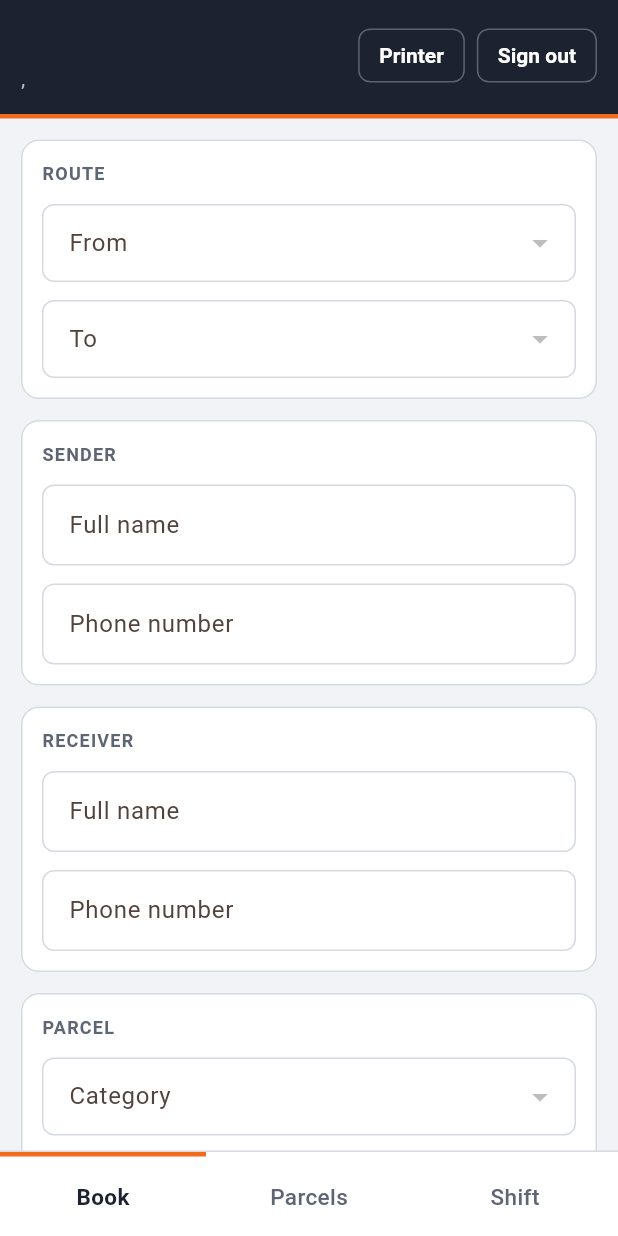
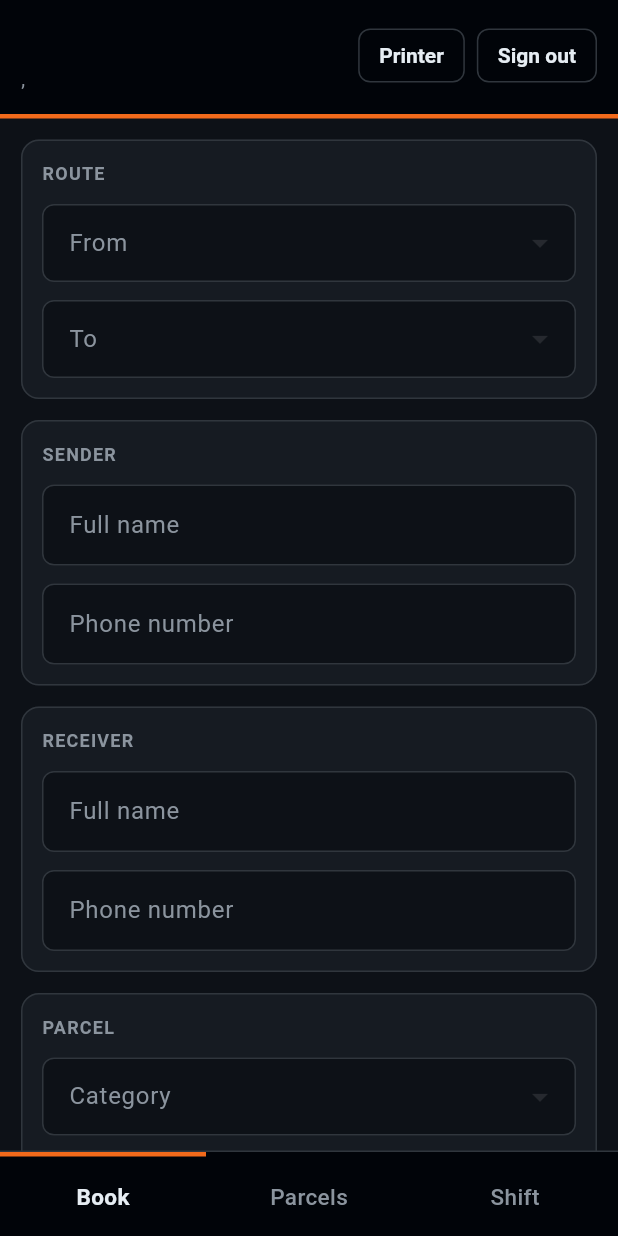
Before and after one commit to Dantehub209/Okebori_pos, a Flutter app: the screen it shows once a user with an empty profile is signed in, on a phone screen of 412 x 824 dp. Run offline on Flutter 3.47's test engine with Material 3 defaults, Android fonts, the phone set to English and light mode, and no system bars; our stand-ins replace package_info_plus, shared_preferences, supabase_flutter; missing offline and left inert: print_bluetooth_thermal; accounts and stored records are empty; network calls fail.

Commit message:
Phone app uses the admin's dark palette
One palette in theme.dart now drives both the phone app and the web
admin (AdminColors points at it). Header and bottom tabs are near-black
with the orange accent; cards, inputs, dialogs and sheets are dark; the
selected payment method uses a raised dark pill.

Co-Authored-By: Claude Opus 5.5 <noreply@anthropic.com>
Claude-Session: https://claude.ai/code/session_01PqwesME1UPwzZ3rjKU89PK

```diff
--- a/lib/screens/booking_screen.dart
+++ b/lib/screens/booking_screen.dart
@@ -460,9 +460,9 @@ class _BookingScreenState extends State<BookingScreen> {
                 duration: const Duration(milliseconds: 150),
                 padding: const EdgeInsets.symmetric(vertical: 12),
                 decoration: BoxDecoration(
-                  color: selected ? Colors.white : Colors.transparent,
+                  color: selected ? AppColors.selected : Colors.transparent,
                   borderRadius: BorderRadius.circular(8),
-                  boxShadow: selected ? const [BoxShadow(color: Color(0x1A000000), blurRadius: 3, offset: Offset(0, 1))] : null,
+                  border: selected ? Border.all(color: AppColors.border) : null,
                 ),
                 child: Text(m.label,
                     textAlign: TextAlign.center,
@@ -556,9 +556,9 @@ class _BookingScreenState extends State<BookingScreen> {
     return Column(
       crossAxisAlignment: align,
       children: [
-        Text(code, style: const TextStyle(color: Colors.white, fontSize: 22, fontWeight: FontWeight.w800)),
+        Text(code, style: const TextStyle(color: AppColors.text, fontSize: 22, fontWeight: FontWeight.w800)),
         const SizedBox(height: 2),
-        Text(name, maxLines: 1, overflow: TextOverflow.ellipsis, style: const TextStyle(color: Color(0xFFB9BFCA), fontSize: 12)),
+        Text(name, maxLines: 1, overflow: TextOverflow.ellipsis, style: const TextStyle(color: AppColors.muted, fontSize: 12)),
       ],
     );
   }
--- a/lib/screens/home_shell.dart
+++ b/lib/screens/home_shell.dart
@@ -109,12 +109,12 @@ class _HomeShellState extends State<HomeShell> {
                     Text(profile?.branchName ?? 'Okebori POS',
                         maxLines: 1,
                         overflow: TextOverflow.ellipsis,
-                        style: const TextStyle(color: Colors.white, fontSize: 20, fontWeight: FontWeight.w800)),
+                        style: const TextStyle(color: AppColors.text, fontSize: 20, fontWeight: FontWeight.w800)),
                     const SizedBox(height: 2),
                     Text(profile == null ? '' : '${profile.name}, ${profile.role}',
                         maxLines: 1,
                         overflow: TextOverflow.ellipsis,
-                        style: const TextStyle(color: Color(0xFFB9BFCA), fontSize: 13)),
+                        style: const TextStyle(color: AppColors.muted, fontSize: 13)),
                   ],
                 ),
               ),
@@ -131,8 +131,8 @@ class _HomeShellState extends State<HomeShell> {
   Widget _headerButton(String label, VoidCallback onPressed) => OutlinedButton(
         onPressed: onPressed,
         style: OutlinedButton.styleFrom(
-          foregroundColor: Colors.white,
-          side: const BorderSide(color: Color(0xFF5A6273)),
+          foregroundColor: AppColors.text,
+          side: const BorderSide(color: AppColors.border),
           padding: const EdgeInsets.symmetric(horizontal: 14, vertical: 10),
           minimumSize: Size.zero,
           tapTargetSize: MaterialTapTargetSize.shrinkWrap,
@@ -145,7 +145,7 @@ class _HomeShellState extends State<HomeShell> {
   Widget _bottomTabs() {
     return Container(
       decoration: const BoxDecoration(
-        color: Colors.white,
+        color: AppColors.navy,
         border: Border(top: BorderSide(color: AppColors.border)),
       ),
       child: SafeArea(
--- a/lib/screens/shift_screen.dart
+++ b/lib/screens/shift_screen.dart
@@ -78,10 +78,10 @@ class _ShiftScreenState extends State<ShiftScreen> {
                 color: AppColors.navy,
                 padding: const EdgeInsets.all(16),
                 child: Column(crossAxisAlignment: CrossAxisAlignment.start, children: [
-                  const Text('Collected', style: TextStyle(color: Color(0xFFB9BFCA))),
+                  const Text('Collected', style: TextStyle(color: AppColors.muted)),
                   const SizedBox(height: 4),
                   Text('KSh ${formatKsh(_total(null))}',
-                      style: const TextStyle(color: Colors.white, fontSize: 30, fontWeight: FontWeight.w800)),
+                      style: const TextStyle(color: AppColors.text, fontSize: 30, fontWeight: FontWeight.w800)),
                   const SizedBox(height: 4),
                   Text('${payments.length} ${payments.length == 1 ? 'booking' : 'bookings'}',
                       style: const TextStyle(color: AppColors.orange, fontWeight: FontWeight.w700)),
--- a/lib/theme.dart
+++ b/lib/theme.dart
@@ -1,27 +1,33 @@
 import 'package:flutter/material.dart';
 
+/// Dark palette shared by the phone app and the web admin.
 class AppColors {
-  static const navy = Color(0xFF1C2230);
+  static const navy = Color(0xFF010409); // header bars and route cards
   static const orange = Color(0xFFF26A1B);
-  static const background = Color(0xFFF1F3F6);
-  static const surface = Colors.white;
-  static const border = Color(0xFFD5DAE1);
-  static const text = Color(0xFF1C2230);
-  static const muted = Color(0xFF5F6673);
-  static const successBg = Color(0xFFE6F4EA);
-  static const successText = Color(0xFF1E7B3C);
-  static const errorBg = Color(0xFFFDE4E4);
-  static const errorText = Color(0xFFC62828);
+  static const background = Color(0xFF0D1117);
+  static const surface = Color(0xFF161B22);
+  static const selected = Color(0xFF262C36);
+  static const border = Color(0xFF30363D);
+  static const text = Color(0xFFE6EDF3);
+  static const muted = Color(0xFF8B949E);
+  static const successBg = Color(0xFF12261A);
+  static const successText = Color(0xFF3FB950);
+  static const errorBg = Color(0xFF3D1A1A);
+  static const errorText = Color(0xFFFF7B72);
 }
 
 ThemeData buildAppTheme() {
   final scheme = ColorScheme.fromSeed(
     seedColor: AppColors.orange,
+    brightness: Brightness.dark,
     primary: AppColors.orange,
     onPrimary: Colors.white,
-    secondary: AppColors.navy,
     surface: AppColors.surface,
-  );
+    onSurface: AppColors.text,
+    onSurfaceVariant: AppColors.muted,
+    outline: AppColors.border,
+    outlineVariant: AppColors.border,
+  ).copyWith(surfaceContainerHigh: AppColors.surface, surfaceContainer: AppColors.surface);
   final roundedBorder = OutlineInputBorder(
     borderRadius: BorderRadius.circular(8),
     borderSide: const BorderSide(color: AppColors.border),
@@ -30,34 +36,43 @@ ThemeData buildAppTheme() {
   return ThemeData(
     colorScheme: scheme,
     useMaterial3: true,
+    brightness: Brightness.dark,
     scaffoldBackgroundColor: AppColors.background,
+    dividerColor: AppColors.border,
     appBarTheme: const AppBarTheme(
       backgroundColor: AppColors.navy,
-      foregroundColor: Colors.white,
+      foregroundColor: AppColors.text,
+      surfaceTintColor: Colors.transparent,
       centerTitle: true,
       elevation: 0,
     ),
     cardTheme: CardThemeData(
       color: AppColors.surface,
+      surfaceTintColor: Colors.transparent,
       elevation: 0,
       shape: RoundedRectangleBorder(
         borderRadius: BorderRadius.circular(12),
         side: const BorderSide(color: AppColors.border),
       ),
     ),
+    dialogTheme: const DialogThemeData(backgroundColor: AppColors.surface, surfaceTintColor: Colors.transparent),
+    bottomSheetTheme: const BottomSheetThemeData(backgroundColor: AppColors.surface, surfaceTintColor: Colors.transparent),
+    listTileTheme: const ListTileThemeData(textColor: AppColors.text, iconColor: AppColors.muted),
     inputDecorationTheme: InputDecorationTheme(
       filled: true,
-      fillColor: AppColors.surface,
+      fillColor: AppColors.background,
       border: roundedBorder,
       enabledBorder: roundedBorder,
       focusedBorder: roundedBorder.copyWith(borderSide: const BorderSide(color: AppColors.orange, width: 2)),
+      labelStyle: const TextStyle(color: AppColors.muted),
+      hintStyle: const TextStyle(color: AppColors.muted),
       contentPadding: const EdgeInsets.symmetric(horizontal: 14, vertical: 14),
     ),
     elevatedButtonTheme: ElevatedButtonThemeData(
       style: ElevatedButton.styleFrom(
         backgroundColor: AppColors.orange,
         foregroundColor: Colors.white,
-        disabledBackgroundColor: AppColors.border,
+        disabledBackgroundColor: AppColors.selected,
         elevation: 0,
         padding: const EdgeInsets.symmetric(vertical: 18),
         textStyle: const TextStyle(fontSize: 16, fontWeight: FontWeight.bold),
@@ -72,5 +87,6 @@ ThemeData buildAppTheme() {
         shape: RoundedRectangleBorder(borderRadius: BorderRadius.circular(10)),
       ),
     ),
+    textButtonTheme: TextButtonThemeData(style: TextButton.styleFrom(foregroundColor: AppColors.orange)),
   );
 }
```
Also changed, not shown: lib/admin/admin_theme.dart (+11 -11 lines).
